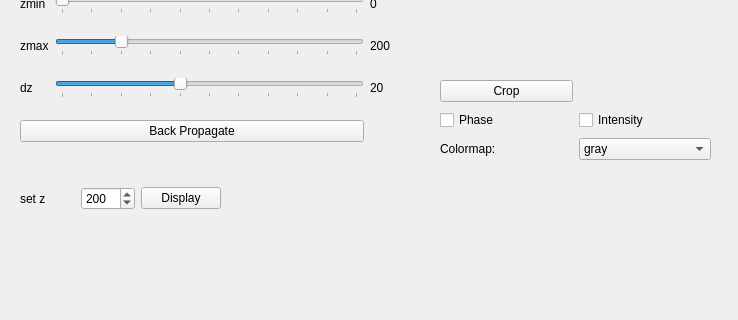
This is QRayleighSommerfeld.ui in jabacousnac/PyQt-Projects as Qt 5 draws it before an edit; both pictures show x 0 to 738 and y 682 to 1002 of the 738 by 1096 pixel window. The edited form follows.
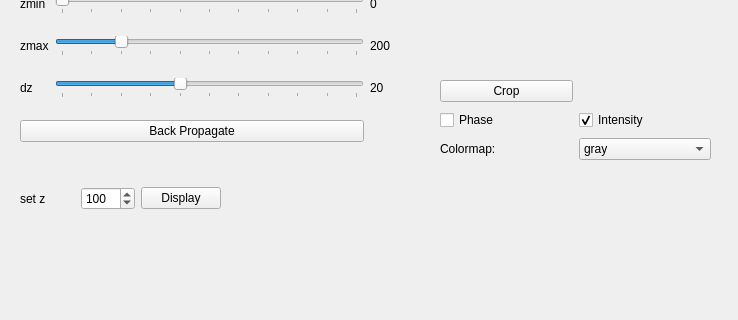
This is the edited form.

What changed in the file:
```diff
--- a/QRayleighSommerfeld.ui
+++ b/QRayleighSommerfeld.ui
@@ -180,6 +180,9 @@
       <property name="text">
        <string>Intensity</string>
       </property>
+      <property name="checked">
+       <bool>true</bool>
+      </property>
      </widget>
     </item>
     <item row="2" column="1">
@@ -319,11 +322,14 @@
     </item>
     <item>
      <widget class="QSpinBox" name="setz_value">
+      <property name="buttonSymbols">
+       <enum>QAbstractSpinBox::UpDownArrows</enum>
+      </property>
       <property name="maximum">
        <number>1000</number>
       </property>
       <property name="value">
-       <number>200</number>
+       <number>100</number>
       </property>
      </widget>
     </item>
```
Left out of the diff: 3 changed lines with no effect on the pictures.
